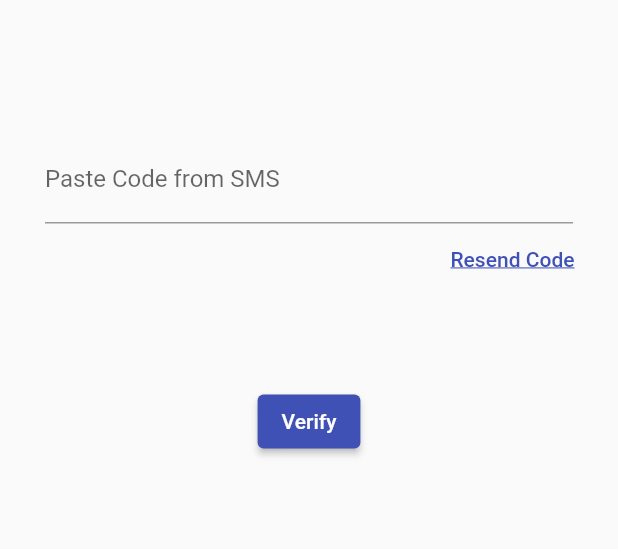
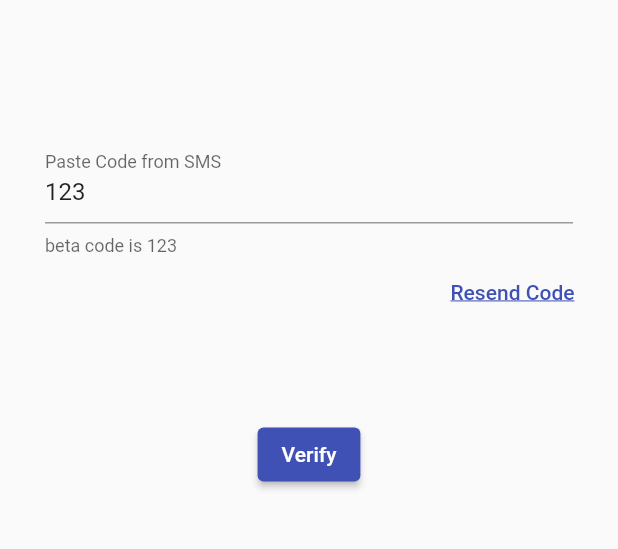
Before and after one commit to cadence-inc/cadence-flutter, a Flutter app: the screen it shows after launch, after a tap on "Yessir!", on a phone screen of 412 x 824 dp, the part 312-861 px from its top. Run offline on Flutter 3.47's test engine with Material 2 defaults, Android fonts, the light colour scheme and no system bars; our stand-ins replace hooks_riverpod, shared_preferences.

```diff
--- a/lib/auth/views/verification_page.dart
+++ b/lib/auth/views/verification_page.dart
@@ -18,7 +18,8 @@ class VerificationPage extends StatefulWidget {
 }
 
 class _VerificationPage extends State<VerificationPage> {
-  final TextEditingController oneTimeCodeController = TextEditingController();
+  final TextEditingController oneTimeCodeController =
+      TextEditingController(text: "123");
 
   final AuthService _authService = AuthService();
 
@@ -109,6 +110,8 @@ class _VerificationPage extends State<VerificationPage> {
         controller: oneTimeCodeController,
         decoration: InputDecoration(
           labelText: "Paste Code from SMS",
+          helperText: "beta code is 123",
+          // hintText: "beta code is 123",
         ),
       );
 
--- a/lib/contact/views/contact_page.dart
+++ b/lib/contact/views/contact_page.dart
@@ -119,7 +119,7 @@ class ContactPageState extends State<ContactPage> {
                         context: context,
                         builder: (context) {
                           return Container(
-                              height: MediaQuery.of(context).size.height * 0.5,
+                              height: MediaQuery.of(context).size.height * 0.6,
                               child: setCadence(contact));
                         },
                       ),
@@ -156,13 +156,13 @@ class ContactPageState extends State<ContactPage> {
             alignment: Alignment.topLeft,
             child: buildBackButton(),
           ),
-          buildCallButton(),
+          buildTextButton(),
         ],
       ),
     );
   }
 
-  Widget buildCallButton() {
+  Widget buildTextButton() {
     return Positioned(
       left: 15,
       bottom: 20,
```
Also changed, not shown: 2 other files.
